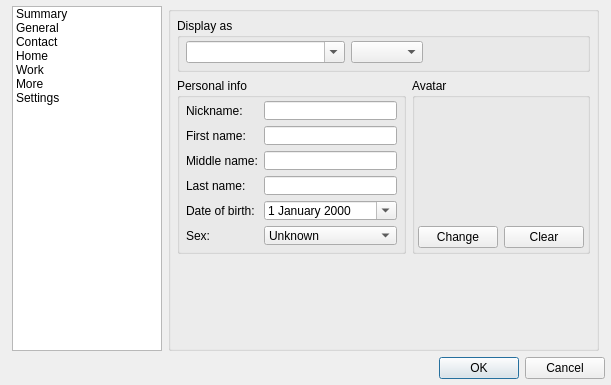
This is src/widgets/windows/ContactWindow.ui in KittyIM/Client as Qt 5 draws it before an edit. The edited form follows.
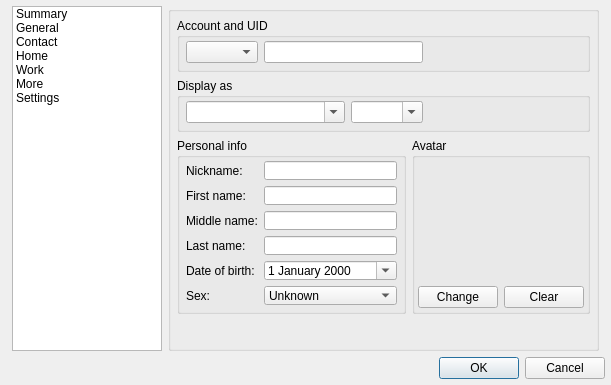
This is the edited form. The open tabs and pages were chosen to show the change.

Commit message: Added adding and saving contacts. New contacts are added to contact list. Update chat tab when updating contact info. Avatars work (at last). Fixed a bug in json.cpp. Started work on saving main window's toolbar's styles.

The edit to the form file:
```diff
--- a/src/widgets/windows/ContactWindow.ui
+++ b/src/widgets/windows/ContactWindow.ui
@@ -98,7 +98,7 @@
       <property name="margin">
        <number>6</number>
       </property>
-      <item row="0" column="0">
+      <item row="1" column="0">
        <widget class="QStackedWidget" name="stackedWidget">
         <property name="currentIndex">
          <number>4</number>
@@ -118,6 +118,50 @@
           <property name="margin">
            <number>0</number>
           </property>
+          <item>
+           <widget class="QGroupBox" name="accountGroupBox">
+            <property name="title">
+             <string>Account and UID</string>
+            </property>
+            <layout class="QHBoxLayout" name="horizontalLayout">
+             <property name="leftMargin">
+              <number>6</number>
+             </property>
+             <property name="topMargin">
+              <number>3</number>
+             </property>
+             <property name="rightMargin">
+              <number>6</number>
+             </property>
+             <property name="bottomMargin">
+              <number>6</number>
+             </property>
+             <item>
+              <widget class="QComboBox" name="accountComboBox">
+               <property name="sizeAdjustPolicy">
+                <enum>QComboBox::AdjustToContents</enum>
+               </property>
+              </widget>
+             </item>
+             <item>
+              <widget class="QLineEdit" name="uidEdit"/>
+             </item>
+             <item>
+              <spacer name="horizontalSpacer">
+               <property name="orientation">
+                <enum>Qt::Horizontal</enum>
+               </property>
+               <property name="sizeHint" stdset="0">
+                <size>
+                 <width>151</width>
+                 <height>20</height>
+                </size>
+               </property>
+              </spacer>
+             </item>
+            </layout>
+           </widget>
+          </item>
           <item>
            <widget class="QGroupBox" name="displayGroupBox">
             <property name="title">
@@ -151,12 +195,19 @@
                 <enum>QComboBox::NoInsert</enum>
                </property>
                <property name="sizeAdjustPolicy">
-                <enum>QComboBox::AdjustToContents</enum>
+                <enum>QComboBox::AdjustToContentsOnFirstShow</enum>
                </property>
               </widget>
              </item>
              <item>
-              <widget class="QComboBox" name="groupComboBox"/>
+              <widget class="QComboBox" name="groupComboBox">
+               <property name="editable">
+                <bool>true</bool>
+               </property>
+               <property name="insertPolicy">
+                <enum>QComboBox::NoInsert</enum>
+               </property>
+              </widget>
              </item>
              <item>
               <spacer name="spacer">
```
Left out of the diff: 21 changed lines with no effect on the pictures. The commit also changes 15 other files.
